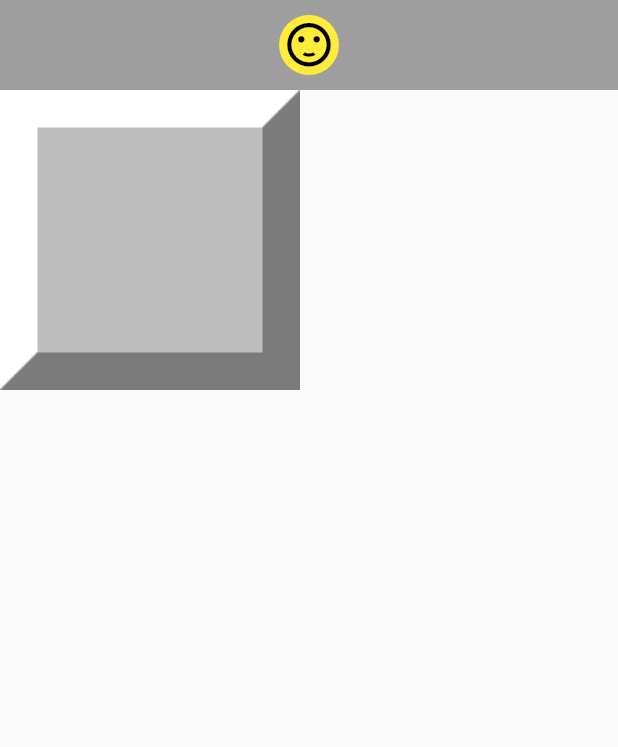
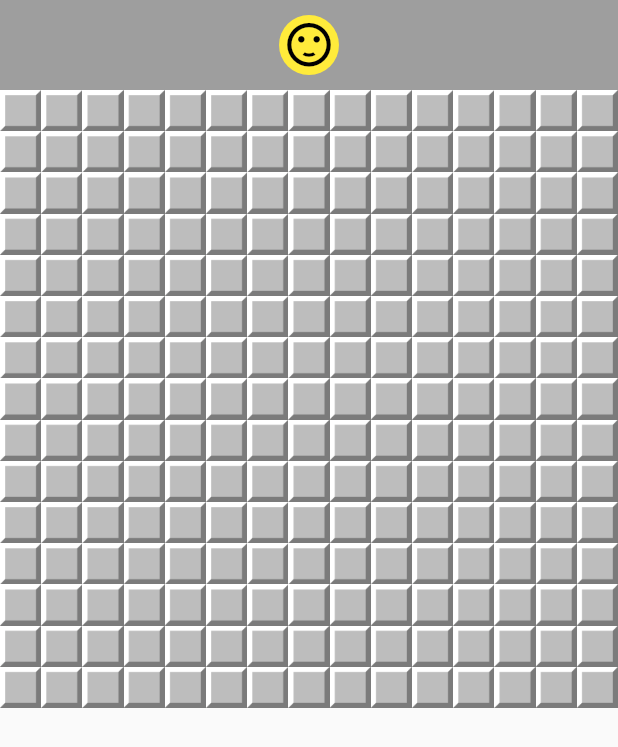
Before and after one commit to 4lxcf/Campo_Minado, a Flutter app: the screen it shows after launch, on a phone screen of 412 x 824 dp. Shown: the top 747 px of the screen. Run offline on Flutter 3.47's test engine with Material 2 defaults, Android fonts, the phone set to English and light mode, and no system bars.

Commit message:
Modulo17_ComponenteTabuleiro

```diff
--- a/lib/components/block_widget.dart
+++ b/lib/components/block_widget.dart
@@ -6,11 +6,12 @@ class BlockWidget extends StatelessWidget {
   final Function(Block)? onOpenUp;
   final Function(Block)? onToggle;
 
-  BlockWidget({
+  const BlockWidget({
+    Key? key,
     @required this.block,
     @required this.onOpenUp,
     @required this.onToggle,
-  });
+  }) : super(key: key);
 
   @override
   Widget build(BuildContext context) {
--- /dev/null
+++ b/lib/components/board_widget.dart
@@ -0,0 +1,34 @@
+import 'package:campo_minado/components/block_widget.dart';
+import 'package:campo_minado/models/block.dart';
+import 'package:campo_minado/models/board.dart';
+import 'package:flutter/material.dart';
+
+class BoardWidget extends StatelessWidget {
+  final Board? board;
+  final void Function(Block)? onOpenUp;
+  final void Function(Block)? onToggle;
+
+  // ignore: use_key_in_widget_constructors
+  const BoardWidget({
+    Key? key,
+    @required this.board,
+    @required this.onOpenUp,
+    @required this.onToggle,
+  }) : super(key: key);
+
+  @override
+  Widget build(BuildContext context) {
+    return GridView.count(
+      crossAxisCount: board!.columns!,
+      children: board!.blocks
+          .map(
+            (e) => BlockWidget(
+              block: e,
+              onOpenUp: onOpenUp,
+              onToggle: onToggle,
+            ),
+          )
+          .toList(),
+    );
+  }
+}
--- a/lib/components/result_widget.dart
+++ b/lib/components/result_widget.dart
@@ -4,10 +4,11 @@ class ResultWidget extends StatelessWidget implements PreferredSizeWidget {
   final bool? won;
   final Function? onRestart;
 
-  ResultWidget({
+  const ResultWidget({
+    Key? key,
     @required this.won,
     @required this.onRestart,
-  });
+  }) : super(key: key);
 
   @override
   Widget build(BuildContext context) {
--- a/lib/screens/minefield_app.dart
+++ b/lib/screens/minefield_app.dart
@@ -1,25 +1,30 @@
-import 'package:campo_minado/components/block_widget.dart';
+import 'package:campo_minado/components/board_widget.dart';
 import 'package:campo_minado/models/block.dart';
+import 'package:campo_minado/models/board.dart';
 import 'package:flutter/material.dart';
 import '../components/result_widget.dart';
 
 class MinefieldApp extends StatelessWidget {
   Block block = Block(line: 0, column: 0);
 
+  MinefieldApp({Key? key}) : super(key: key);
+
   @override
   Widget build(BuildContext context) {
     return MaterialApp(
       home: Scaffold(
-        appBar: ResultWidget(
+        appBar: const ResultWidget(
           won: null,
           onRestart: null,
         ),
-        body: Container(
-          child: BlockWidget(
-            block: block,
-            onOpenUp: _onOpenUp,
-            onToggle: _onToggle,
+        body: BoardWidget(
+          board: Board(
+            lines: 15,
+            columns: 15,
+            qBombs: 0,
           ),
+          onOpenUp: _onOpenUp,
+          onToggle: _onToggle,
         ),
       ),
     );
```
